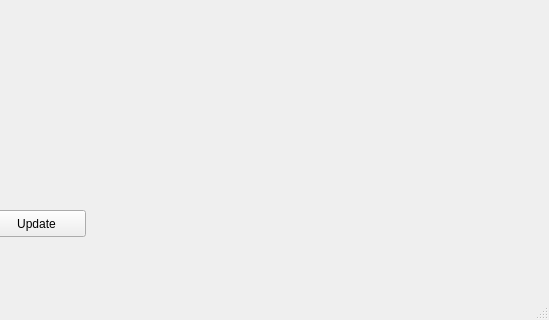
Before: the Qt Designer form mainwindow.ui in KuTa/Palettenvermessung, drawn with Qt 5; both pictures show x 723 to 1272 and y 517 to 837 of the 1272 by 837 pixel window.
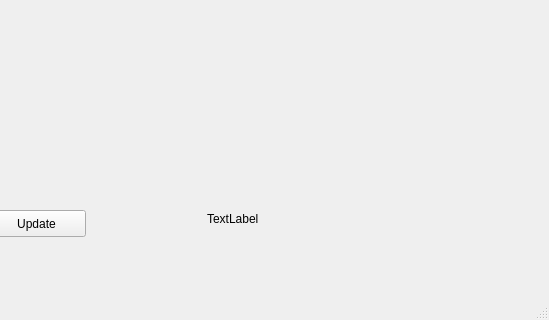
After: the same form once the commit is applied.

Diff of the .ui file:
```diff
--- a/mainwindow.ui
+++ b/mainwindow.ui
@@ -51,6 +51,19 @@
      <string>Update</string>
     </property>
    </widget>
+   <widget class="QLabel" name="framesLabel">
+    <property name="geometry">
+     <rect>
+      <x>930</x>
+      <y>710</y>
+      <width>67</width>
+      <height>17</height>
+     </rect>
+    </property>
+    <property name="text">
+     <string>TextLabel</string>
+    </property>
+   </widget>
   </widget>
   <widget class="QMenuBar" name="menuBar">
    <property name="geometry">
```
